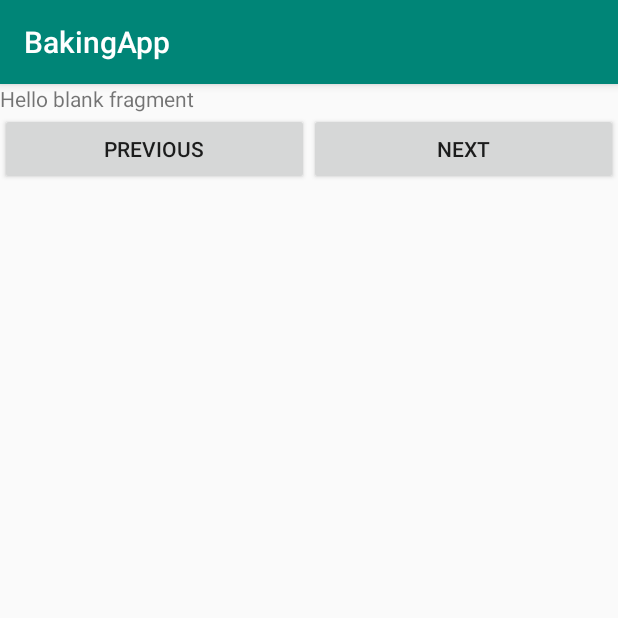
After one commit to nbdinara/BakingApp, an Android app: the StepDetailsActivity screen opened directly, with no data from a screen before it, on a phone screen of 412 x 824 dp, the top half of it. The commit adds this screen. Run offline under Robolectric (Android 15) with nearby library versions, the phone set to English and light mode, and no system bars.

Commit message:
Working on Detail list fragment

```diff
--- a/app/src/main/AndroidManifest.xml
+++ b/app/src/main/AndroidManifest.xml
@@ -9,7 +9,8 @@
         android:roundIcon="@mipmap/ic_launcher_round"
         android:supportsRtl="true"
         android:theme="@style/AppTheme">
-        <activity android:name=".RecipeDetailsActivity"></activity>
+        <activity android:name=".StepDetailsActivity"></activity>
+        <activity android:name=".RecipeDetailsActivity" />
         <activity android:name=".MainActivity">
             <intent-filter>
                 <action android:name="android.intent.action.MAIN" />
--- /dev/null
+++ b/app/src/main/java/com/example/bakingapp/StepDetailsActivity.java
@@ -0,0 +1,21 @@
+package com.example.bakingapp;
+
+import androidx.appcompat.app.AppCompatActivity;
+import androidx.fragment.app.FragmentManager;
+
+import android.os.Bundle;
+
+public class StepDetailsActivity extends AppCompatActivity {
+
+    @Override
+    protected void onCreate(Bundle savedInstanceState) {
+        super.onCreate(savedInstanceState);
+        setContentView(R.layout.activity_step_details);
+
+        StepDetailsFragment stepFragment = new StepDetailsFragment();
+
+        FragmentManager fragmentManager = getSupportFragmentManager();
+
+        fragmentManager.beginTransaction().add(R.id.step_container, stepFragment).commit();
+    }
+}
--- /dev/null
+++ b/app/src/main/java/com/example/bakingapp/StepDetailsFragment.java
@@ -0,0 +1,53 @@
+package com.example.bakingapp;
+
+import android.content.Context;
+import android.net.Uri;
+import android.os.Bundle;
+
+import androidx.fragment.app.Fragment;
+
+import android.util.Log;
+import android.view.LayoutInflater;
+import android.view.View;
+import android.view.ViewGroup;
+import android.widget.ImageView;
+import android.widget.TextView;
+
+import com.example.bakingapp.model.Step;
+
+import static android.content.ContentValues.TAG;
+
+
+public class StepDetailsFragment extends Fragment {
+
+    Step mStep;
+
+    public StepDetailsFragment() {
+        // Required empty public constructor
+    }
+
+
+    @Override
+    public View onCreateView(LayoutInflater inflater, ViewGroup container,
+                             Bundle savedInstanceState) {
+        // Inflate the layout for this fragment
+        View rootView = inflater.inflate(R.layout.fragment_step_details, container, false);
+        ImageView imageView = rootView.findViewById(R.id.media_player);
+        TextView textView = rootView.findViewById(R.id.tv_step_full_description);
+
+        //imageView.setImageResource();
+        if (mStep != null) {
+            textView.setText(mStep.getDescription());
+        } else {
+            Log.d(TAG, "This fragment doesn't have step: ");
+        }
+        return rootView;
+    }
+
+    public void setmStep(Step step) {
+        mStep = step;
+    }
+
+
+
+}
--- /dev/null
+++ b/app/src/main/res/layout/activity_step_details.xml
@@ -0,0 +1,32 @@
+<?xml version="1.0" encoding="utf-8"?>
+<LinearLayout android:layout_width="match_parent"
+    android:layout_height="wrap_content"
+    android:orientation="vertical"
+    xmlns:android="http://schemas.android.com/apk/res/android" >
+
+    <FrameLayout
+        android:layout_width="match_parent"
+        android:layout_height="wrap_content"
+        android:id="@+id/step_container" />
+
+    <LinearLayout
+        android:layout_width="match_parent"
+        android:layout_height="wrap_content"
+        android:orientation="horizontal">
+
+        <Button
+            android:id="@+id/btn_previous"
+            android:layout_width="0dp"
+            android:layout_height="wrap_content"
+            android:text="@string/previous"
+            android:layout_weight="1"/>
+
+        <Button
+            android:id="@+id/btn_next"
+            android:layout_width="0dp"
+            android:layout_height="wrap_content"
+            android:text="@string/next"
+            android:layout_weight="1"/>
+
+    </LinearLayout>
+</LinearLayout>
--- /dev/null
+++ b/app/src/main/res/layout/fragment_step_details.xml
@@ -0,0 +1,22 @@
+<?xml version="1.0" encoding="utf-8"?>
+<LinearLayout xmlns:android="http://schemas.android.com/apk/res/android"
+    xmlns:tools="http://schemas.android.com/tools"
+    android:layout_width="match_parent"
+    android:layout_height="match_parent"
+    tools:context=".StepDetailsFragment"
+    android:orientation="vertical">
+
+
+    <ImageView
+        android:id="@+id/media_player"
+        android:layout_width="match_parent"
+        android:layout_height="wrap_content"/>
+
+
+    <TextView
+        android:id="@+id/tv_step_full_description"
+        android:layout_width="match_parent"
+        android:layout_height="match_parent"
+        android:text="@string/hello_blank_fragment" />
+
+</LinearLayout>
--- a/app/src/main/res/values/strings.xml
+++ b/app/src/main/res/values/strings.xml
@@ -3,6 +3,8 @@
     <string name="error_message">Can not load the data. An error has occurred.</string>
     <string name="tv_recipe_name_example">Cheesecake</string>
     <string name="tv_recipe_serving_example">Serving: 6</string>
+    <string name="previous">Previous</string>
+    <string name="next">Next</string>
 
     <!-- TODO: Remove or change this placeholder text -->
     <string name="hello_blank_fragment">Hello blank fragment</string>
```
